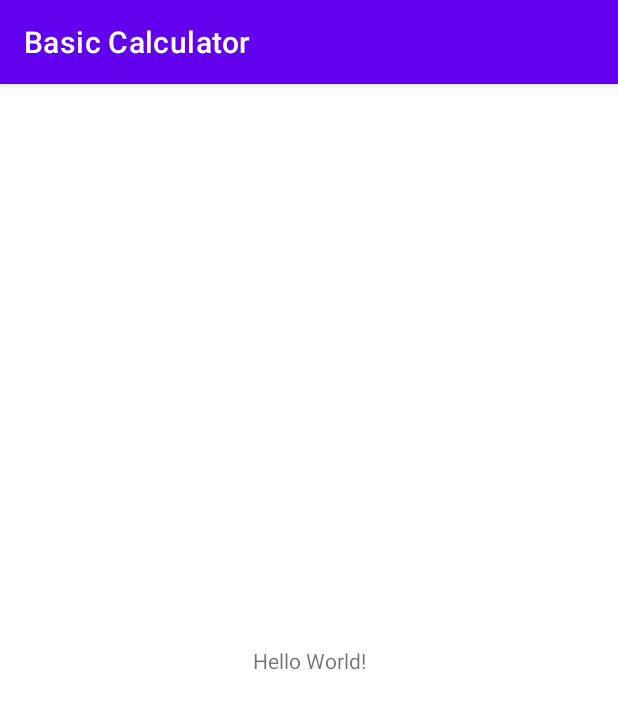
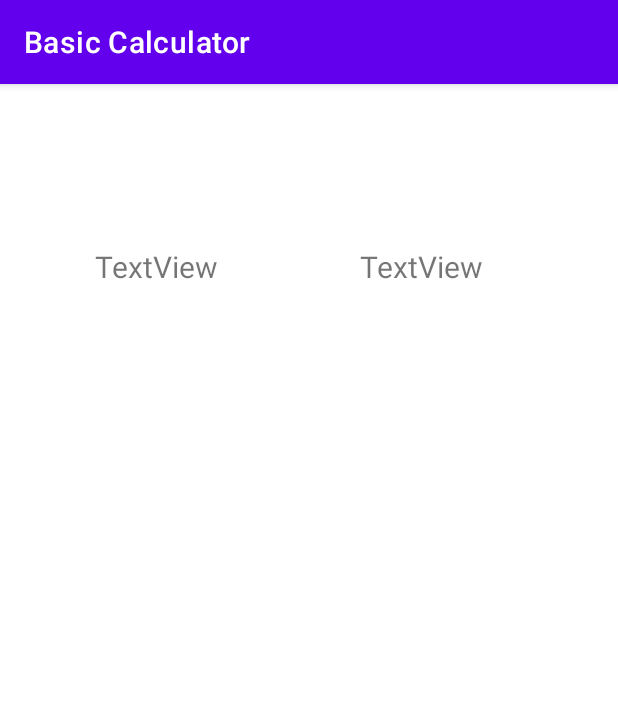
Before and after one commit to BogdanPetrisor/BasicCalculator, an Android app: the screen it shows after launch (MainActivity), on a phone screen of 412 x 824 dp. Shown: the top 709 px of the screen. Run offline under Robolectric (Android 15) with nearby library versions, the phone set to English and light mode, and no system bars.

Commit message:
Add 2 TextView (for first number input and for second number input)

```diff
--- a/app/src/main/res/layout/activity_main.xml
+++ b/app/src/main/res/layout/activity_main.xml
@@ -7,12 +7,24 @@
     tools:context=".MainActivity">
 
     <TextView
+        android:id="@+id/textViewSecondNr"
         android:layout_width="wrap_content"
         android:layout_height="wrap_content"
-        android:text="Hello World!"
-        app:layout_constraintBottom_toBottomOf="parent"
+        android:layout_marginTop="108dp"
+        android:layout_marginEnd="90dp"
+        android:text="TextView"
+        android:textSize="20sp"
         app:layout_constraintEnd_toEndOf="parent"
+        app:layout_constraintTop_toTopOf="parent" />
+
+    <TextView
+        android:id="@+id/textViewFirstNr"
+        android:layout_width="wrap_content"
+        android:layout_height="wrap_content"
+        android:layout_marginStart="63dp"
+        android:layout_marginTop="108dp"
+        android:text="TextView"
+        android:textSize="20sp"
         app:layout_constraintStart_toStartOf="parent"
         app:layout_constraintTop_toTopOf="parent" />
-
 </androidx.constraintlayout.widget.ConstraintLayout>
```
